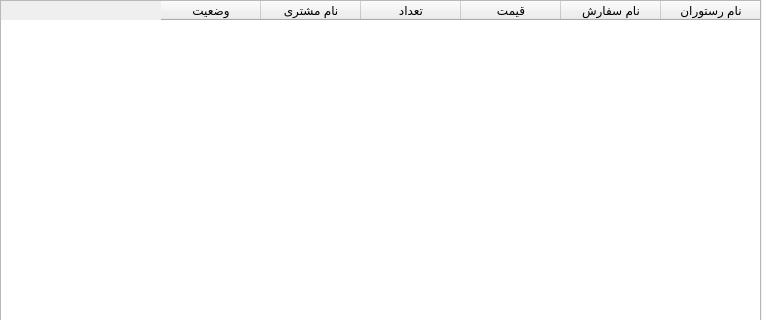
First picture: the form in FOOD/orderstablewidget.ui, repository pooratho/FOOD, before the edit; both pictures show x 0 to 762 and y 0 to 320 of the 762 by 500 pixel window.
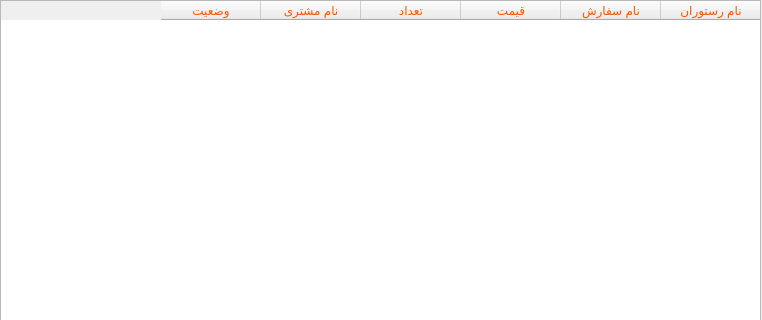
Second picture: the form after the edit.

Commit message: add status field to users table widget

Diff of the .ui file:
```diff
--- a/FOOD/orderstablewidget.ui
+++ b/FOOD/orderstablewidget.ui
@@ -38,7 +38,8 @@
     <enum>Qt::LayoutDirection::RightToLeft</enum>
    </property>
    <property name="styleSheet">
-    <string notr="true"/>
+    <string notr="true">color: rgb(255, 85, 0);
+font: 10pt &quot;B Farnaz&quot;;</string>
    </property>
    <property name="lineWidth">
     <number>1</number>
```
The commit also changes 5 other files.
